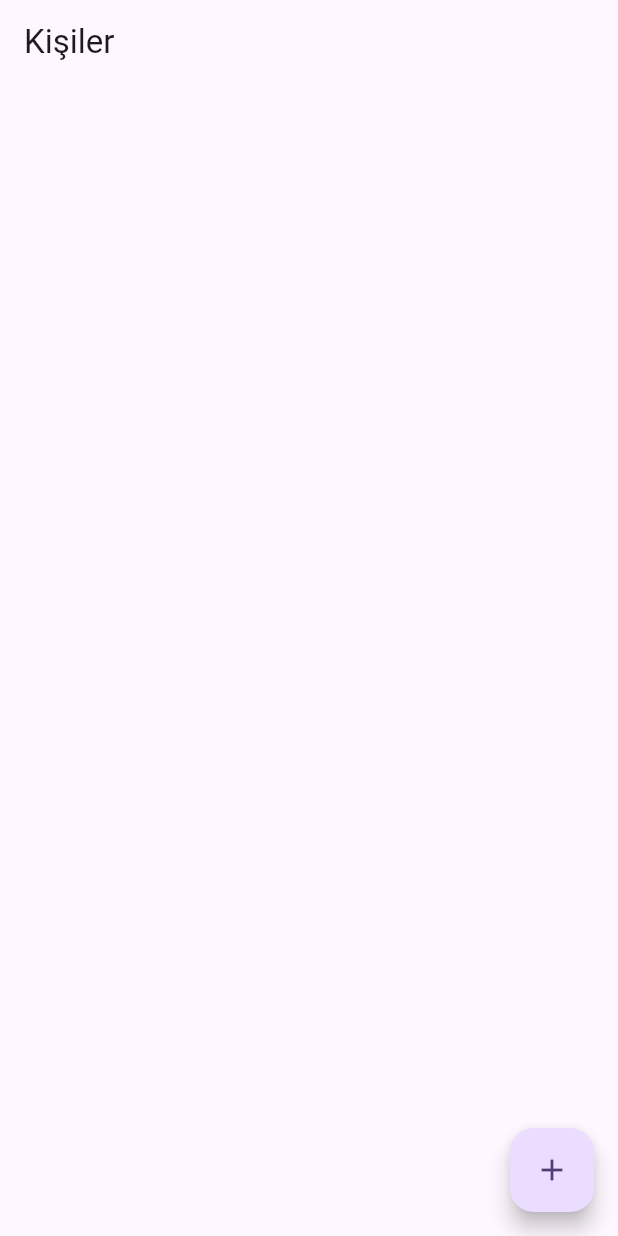
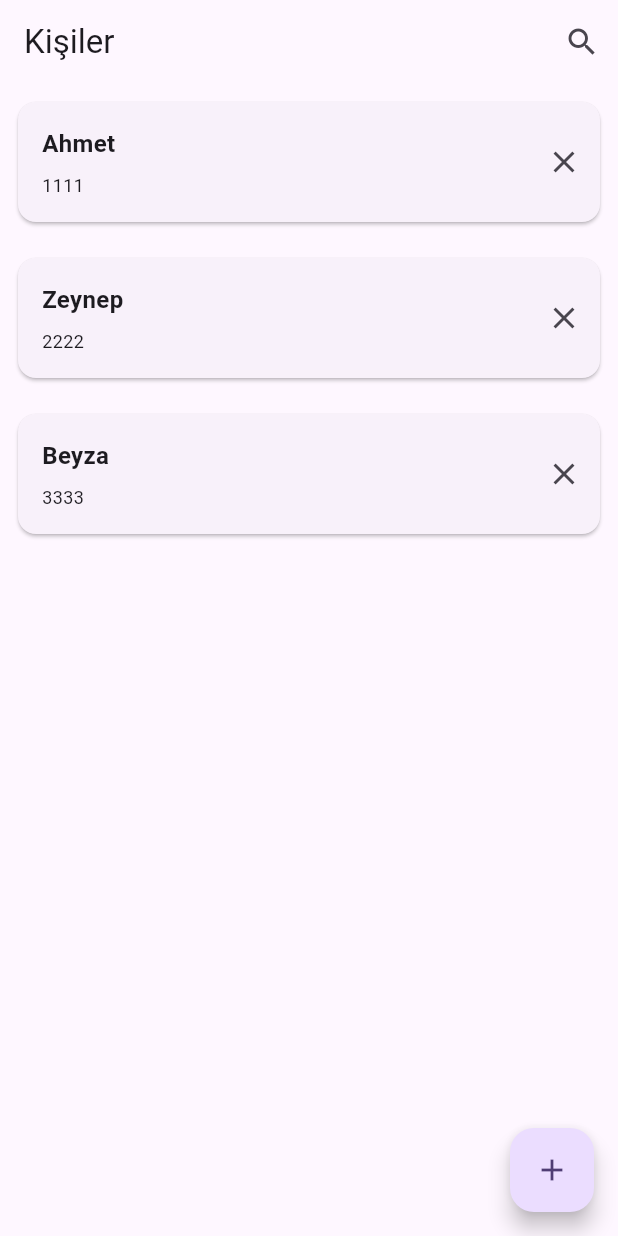
Before and after one commit to oznurdemir/user_app, a Flutter app: the screen it shows after launch, on a phone screen of 412 x 824 dp. Run offline on Flutter 3.47's test engine with Material 3 defaults, Android fonts, the phone set to English and light mode, and no system bars.

Commit message:
Added search bar and listview on detay_sayfa.dart

```diff
--- a/lib/ui/views/anasayfa.dart
+++ b/lib/ui/views/anasayfa.dart
@@ -1,4 +1,8 @@
+import 'dart:ui';
+
 import 'package:flutter/material.dart';
+import 'package:user_app/data/entity/kisiler.dart';
+import 'package:user_app/ui/views/detay_sayfa.dart';
 import 'package:user_app/ui/views/kayit_sayfa.dart';
 
 class Anasayfa extends StatefulWidget {
@@ -9,11 +13,103 @@ class Anasayfa extends StatefulWidget {
 }
 
 class _AnasayfaState extends State<Anasayfa> {
+  bool aramaYapiliyorMu = false;
+
+  Future<void> ara(String aramaKelimesi) async{
+    print("Arama Kelimesi: $aramaKelimesi");
+  }
+  Future<List<Kisiler>> tumKisiler() async {
+    var kisilerListesi = <Kisiler>[];
+    var k1 = Kisiler(kisi_id: 1, kisi_ad: "Ahmet", kisi_tel: "1111");
+    var k2 = Kisiler(kisi_id: 2, kisi_ad: "Zeynep", kisi_tel: "2222");
+    var k3 = Kisiler(kisi_id: 3, kisi_ad: "Beyza", kisi_tel: "3333");
+    kisilerListesi.add(k1);
+    kisilerListesi.add(k2);
+    kisilerListesi.add(k3);
+    return kisilerListesi;
+  }
+  Future<void> kisiSil(int kisi_id) async{
+    print("Kişi Silindi: ${kisi_id}");
+  }
   @override
   Widget build(BuildContext context) {
     return Scaffold(
-      appBar: AppBar(title: const Text("Kişiler"),),
-      body: const Center(),
+      appBar: AppBar(
+        title: aramaYapiliyorMu ?
+         TextField(decoration: const InputDecoration(hintText: "Ara"), onChanged: (aramaSonucu){
+          ara(aramaSonucu);
+        },)
+            : const Text("Kişiler"),
+        actions: [aramaYapiliyorMu ?
+          IconButton(onPressed: (){
+            setState(() {
+              // arama işlemi
+              aramaYapiliyorMu = false;
+            });
+          }, icon: const Icon(Icons.clear)) :
+          IconButton(onPressed: (){
+            setState(() {
+              aramaYapiliyorMu = true;
+            });
+          }, icon: const Icon(Icons.search)),
+        ],
+      ),
+      // Performanslı bir şekilde verileri arayüzde göstermek için futureBuilder kullanıyoruz.
+      body: FutureBuilder<List<Kisiler>>(
+        future: tumKisiler(),
+        builder: (context, snapshot){
+          if(snapshot.hasData){
+            // Data varsa listeleme işlemi yapacağız.
+            var kisilerListesi = snapshot.data;
+            return ListView.builder(
+              itemCount: kisilerListesi!.length, //listedeki item sayısı
+              itemBuilder: (context, index){ // itemBuilder item sayısı kadar çalışacak(burada 3 kere)
+                var kisi = kisilerListesi[index]; // listedeki her bir veriyi tek tek alıyoruz.
+                return Padding(
+                  padding: const EdgeInsets.all(8.0),
+                  child: GestureDetector(
+                    onTap: (){
+                      // card a basınca detay sayfasına gitsin
+                      Navigator.push(context, MaterialPageRoute(builder: (context) => DetaySayfa(kisi: kisi))).then((value){
+                        print("Anasayfaya dönüldü.");
+                      });
+                    },
+                    child: Card(
+                      child: Row(mainAxisAlignment: MainAxisAlignment.spaceBetween,
+                        children: [
+                          Padding(
+                            padding: const EdgeInsets.all(16.0),
+                            child: Column(mainAxisAlignment: MainAxisAlignment.spaceEvenly, crossAxisAlignment: CrossAxisAlignment.start,
+                              children: [
+                                Text(kisi.kisi_ad, style: const TextStyle(fontSize: 16, fontWeight: FontWeight.bold),),
+                                const SizedBox(height: 8,),
+                                Text(kisi.kisi_tel, style: const TextStyle(fontSize: 12),),
+                              ],
+                            ),
+                          ),
+                          IconButton(onPressed: (){
+                            //icona basınca silme işlemi gerçekleşecek
+                            ScaffoldMessenger.of(context).showSnackBar(
+                                SnackBar(
+                                  content: const Text("Kişiyi Silmek İstiyor musunuz?"),
+                                  action: SnackBarAction(label: "Evet", onPressed: (){
+                                    kisiSil(kisi.kisi_id);
+                                }),
+                              )
+                            );
+                          }, icon: const Icon(Icons.clear)),
+                        ],
+                      ),
+                    ),
+                  ),
+                );
+              },
+            );
+          }else{
+            return const Center();
+          }
+        },
+      ),
       floatingActionButton: FloatingActionButton(
         onPressed: (){
           //buttona basınca sayfa geçişi yapılacak.
```
